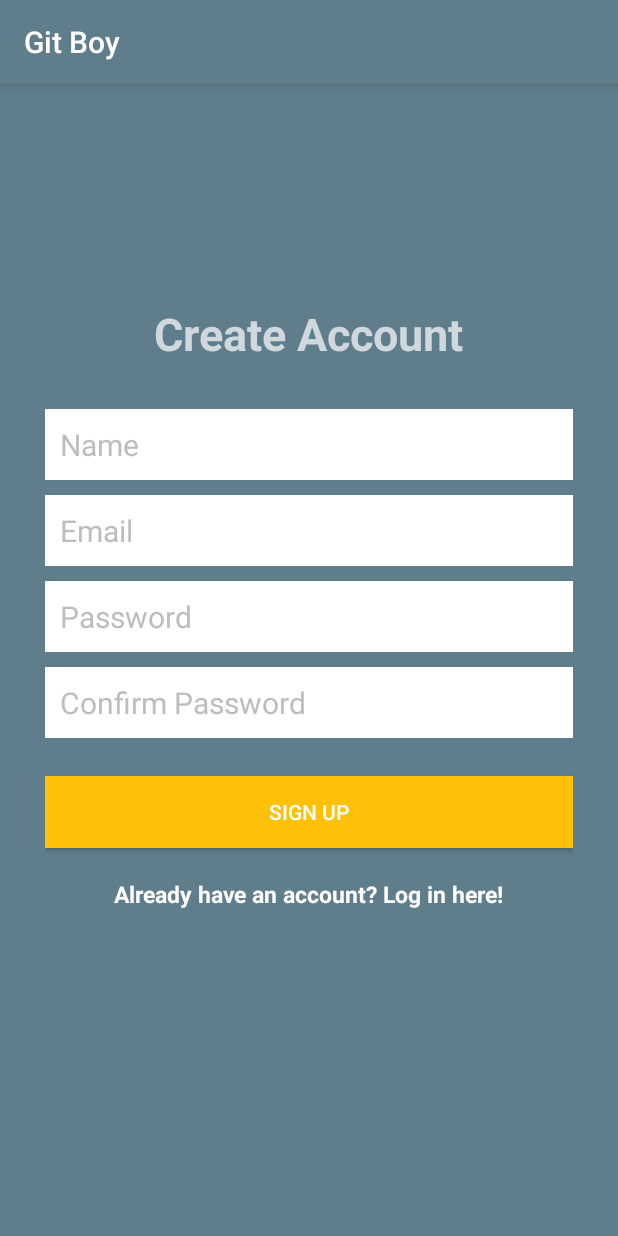
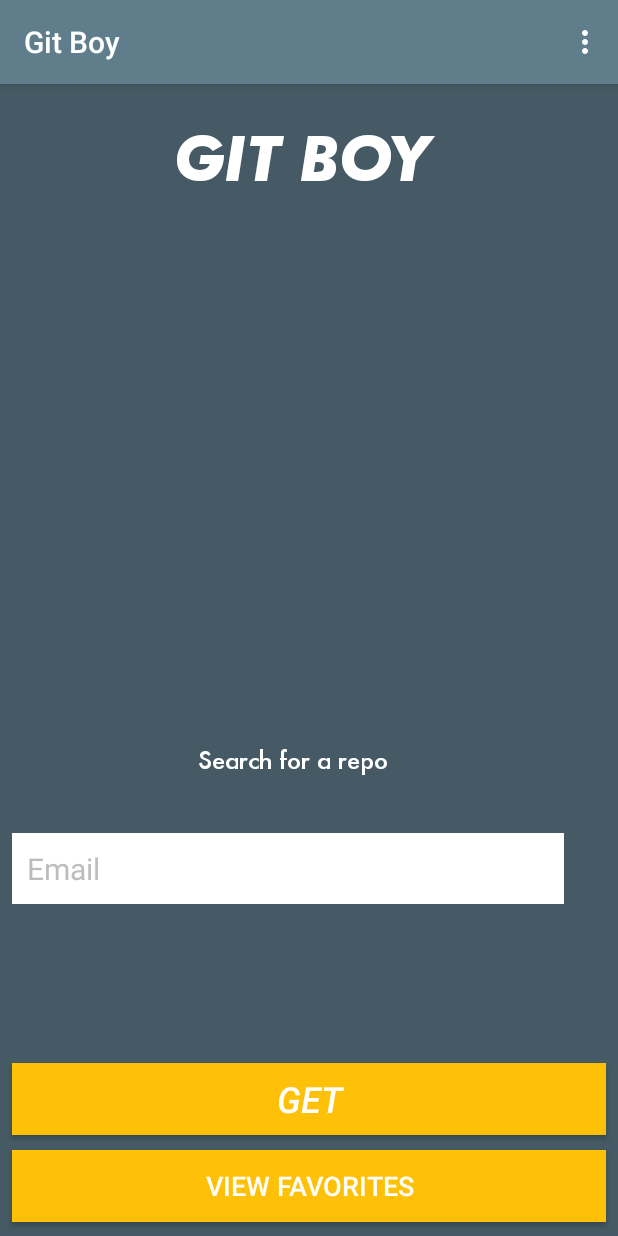
Before and after one commit to slbrtg/GitBoy, an Android app: the screen it shows after launch (CreateAccountActivity before the commit, MainActivity after it), after a tap on "Don't have an account? Sign up here!", on a phone screen of 412 x 824 dp. Run offline under Robolectric (Android 15) with nearby library versions, the phone set to English and light mode, and no system bars; our stand-ins replace ButterKnife, Firebase (no records; nobody signed in at launch, a user with empty details on screens opened directly).

Commit message:
add logout option

```diff
--- a/app/src/main/AndroidManifest.xml
+++ b/app/src/main/AndroidManifest.xml
@@ -12,8 +12,7 @@
         android:supportsRtl="true"
         android:theme="@style/AppTheme">
         <activity
-            android:name=".ui.MainActivity"
-            android:theme="@style/NoActionBarTheme">
+            android:name=".ui.MainActivity">
         </activity>
         <activity android:name=".ui.RepoSearchResultsActivity">
             <meta-data
--- a/app/src/main/java/com/doghat/gitboy/ui/CreateAccountActivity.java
+++ b/app/src/main/java/com/doghat/gitboy/ui/CreateAccountActivity.java
@@ -12,6 +12,7 @@ import android.widget.TextView;
 import android.widget.Toast;
 
 import com.doghat.gitboy.R;
+import com.firebase.ui.database.FirebaseRecyclerAdapter;
 import com.google.android.gms.tasks.OnCompleteListener;
 import com.google.android.gms.tasks.Task;
 import com.google.firebase.auth.AuthResult;
@@ -25,6 +26,8 @@ public class CreateAccountActivity extends AppCompatActivity implements View.OnC
     public static final String TAG = CreateAccountActivity.class.getSimpleName();
 
     private FirebaseAuth mAuth;
+    private FirebaseAuth.AuthStateListener mAuthListener;
+
     @Bind(R.id.createUserButton) Button mCreateUserButton;
     @Bind(R.id.nameEditText) EditText mNameEditText;
     @Bind(R.id.emailEditText) EditText mEmailEditText;
@@ -38,9 +41,9 @@ public class CreateAccountActivity extends AppCompatActivity implements View.OnC
         setContentView(R.layout.activity_create_account);
         ButterKnife.bind(this);
 
+        createAuthStateListener();
         mAuth = FirebaseAuth.getInstance();
         FirebaseUser currentUser = mAuth.getCurrentUser();
-        //updateUI(currentUser);
 
         mLoginTextView.setOnClickListener(this);
         mCreateUserButton.setOnClickListener(this);
@@ -81,4 +84,30 @@ public class CreateAccountActivity extends AppCompatActivity implements View.OnC
                     }
                 });
     }
+
+    private void createAuthStateListener() {
+        mAuthListener = new FirebaseAuth.AuthStateListener() {
+            @Override
+            public void onAuthStateChanged(@NonNull FirebaseAuth firebaseAuth) {
+                final FirebaseUser user = firebaseAuth.getCurrentUser();
+                Intent intent = new Intent(CreateAccountActivity.this, MainActivity.class);
+                intent.setFlags(Intent.FLAG_ACTIVITY_NEW_TASK | Intent.FLAG_ACTIVITY_CLEAR_TASK);
+                startActivity(intent);
+                finish();
+            }
+        };
+
+    }
+
+    @Override
+    public void onStart() {
+        super.onStart();
+        mAuth.addAuthStateListener(mAuthListener);
+    }
+
+    @Override
+    public void onStop() {
+        super.onStop();
+        mAuth.removeAuthStateListener(mAuthListener);
+    }
 }
--- a/app/src/main/java/com/doghat/gitboy/ui/MainActivity.java
+++ b/app/src/main/java/com/doghat/gitboy/ui/MainActivity.java
@@ -6,6 +6,9 @@ import android.graphics.Typeface;
 import android.support.v7.app.AppCompatActivity;
 import android.os.Bundle;
 import android.util.Log;
+import android.view.Menu;
+import android.view.MenuInflater;
+import android.view.MenuItem;
 import android.view.View;
 import android.widget.Button;
 import android.widget.EditText;
@@ -17,6 +20,7 @@ import butterknife.ButterKnife;
 
 import com.doghat.gitboy.Constants;
 import com.doghat.gitboy.R;
+import com.google.firebase.auth.FirebaseAuth;
 import com.google.firebase.database.DataSnapshot;
 import com.google.firebase.database.DatabaseError;
 import com.google.firebase.database.DatabaseReference;
@@ -99,4 +103,29 @@ public class MainActivity extends AppCompatActivity implements View.OnClickListe
     public void saveRepoToFirebase(String searchRepoQuery) {
         mSearchedRepoReference.setValue(searchRepoQuery);
     }
+
+    @Override
+    public boolean onCreateOptionsMenu(Menu menu) {
+        MenuInflater inflater = getMenuInflater();
+        inflater.inflate(R.menu.menu_main, menu);
+        return super.onCreateOptionsMenu(menu);
+    }
+
+    @Override
+    public boolean onOptionsItemSelected(MenuItem item) {
+        int id = item.getItemId();
+        if (id == R.id.action_logout) {
+            logout();
+            return true;
+        }
+        return super.onOptionsItemSelected(item);
+    }
+
+    public void logout() {
+        FirebaseAuth.getInstance().signOut();
+        Intent intent = new Intent (MainActivity.this, LoginActivity.class);
+        intent.setFlags(Intent.FLAG_ACTIVITY_NEW_TASK | Intent.FLAG_ACTIVITY_CLEAR_TASK);
+        startActivity(intent);
+        finish();
+    }
 }
--- /dev/null
+++ b/app/src/main/res/menu/menu_main.xml
@@ -0,0 +1,10 @@
+<?xml version="1.0" encoding="utf-8"?>
+<menu xmlns:android="http://schemas.android.com/apk/res/android"
+    xmlns:app="http://schemas.android.com/apk/res-auto">
+    <item
+        android:id="@+id/action_logout"
+        android:title="Logout"
+        android:visible="true"
+        app:showAsAction="never" />
+
+</menu>
```
